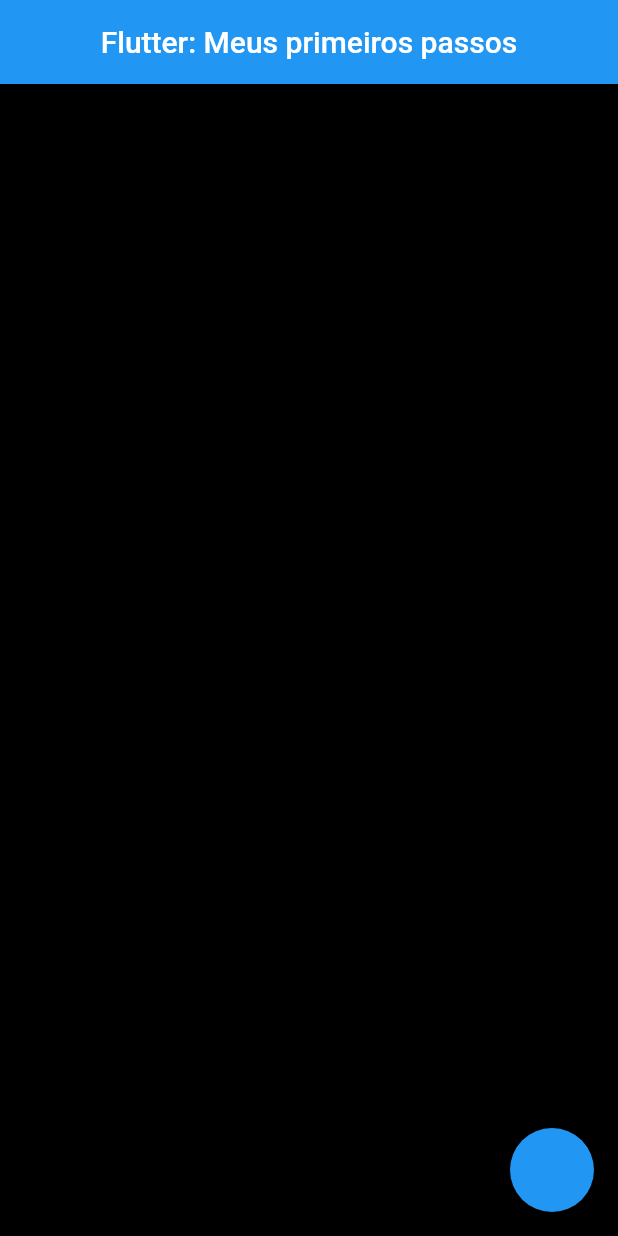
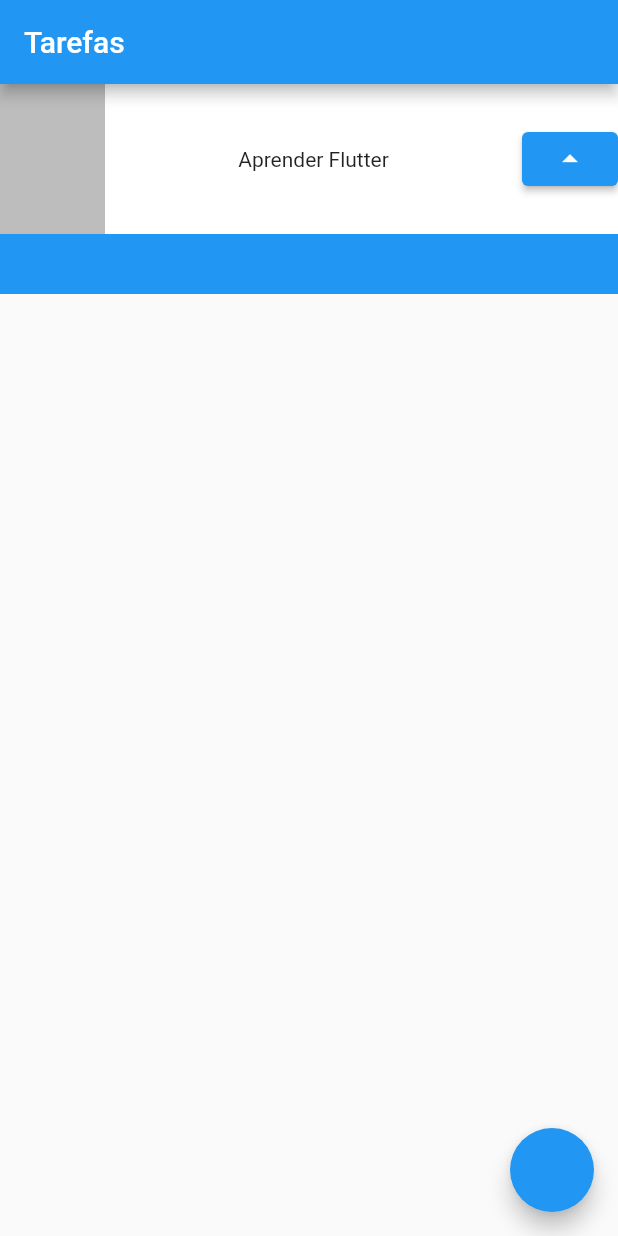
Before and after one commit to Allysontecn23/Curso-Flutter, a Flutter app: the screen it shows after launch, on a phone screen of 412 x 824 dp. Run offline on Flutter 3.47's test engine with Material 2 defaults, Android fonts, the phone set to English and light mode, and no system bars.

```diff
--- a/lib/main.dart
+++ b/lib/main.dart
@@ -12,51 +12,50 @@ class MyApp extends StatelessWidget {
     return MaterialApp(
       home: Scaffold(
         appBar: AppBar(
-          title: const Center(
-            child: Text("Flutter: Meus primeiros passos"),
+          title: const Text("Tarefas"),
+        ),
+        body: Container(
+          child: Stack(
+            children: [
+              Container(
+                height: 140,
+                color: Colors.blue,
+              ),
+              Container(
+                height: 100,
+                color: Colors.white,
+                child: Row(
+                  mainAxisAlignment: MainAxisAlignment.spaceBetween,
+                  children: [
+                    Container(
+                      color: Colors.black26,
+                      height: 100,
+                      width: 70,
+                    ),
+                    Text("Aprender Flutter"),
+                    ElevatedButton(
+                      onPressed: () {},
+                      child: Icon(Icons.arrow_drop_up),),
+                  ],
+                ),
+              ),
+            ],
           ),
         ),
-        body: Container(
-          color: Colors.black,
+        floatingActionButton: FloatingActionButton(
+          onPressed: () {},
         ),
-        floatingActionButton: FloatingActionButton(
-          onPressed: () {}),
       ),
     );
   }
 }
 
 
-// Container(
-//  color: Colors.black,
-//  child: Column(
-//    mainAxisAlignment: MainAxisAlignment.spaceAround,
-//    crossAxisAlignment: CrossAxisAlignment.center,
-//    children: [
-//      Row(
-//        mainAxisAlignment: MainAxisAlignment.spaceAround,
-//        crossAxisAlignment: CrossAxisAlignment.center,
-//        children: [
-//          Container(
-//            color: Colors.red,
-//            width: 100,
-//            height: 100,
-//          ),
-//          Container(
-//            color: Colors.orange,
-//            width: 100,
-//            height: 100,
-//          ),
-//          Container(
-//            color: Colors.yellow,
-//            width: 100,
-//            height: 100,
-//          ),
-//        ],
-//      ),
-//      Row(...),
-//      Row(...),
-//      Row(...),
-//    ],
-//  ),
-// );
+class Task extends StatelessWidget {
+  const Task({super.key});
+
+  @override
+  Widget build(BuildContext context) {
+    return const Placeholder();
+  }
+}
```
